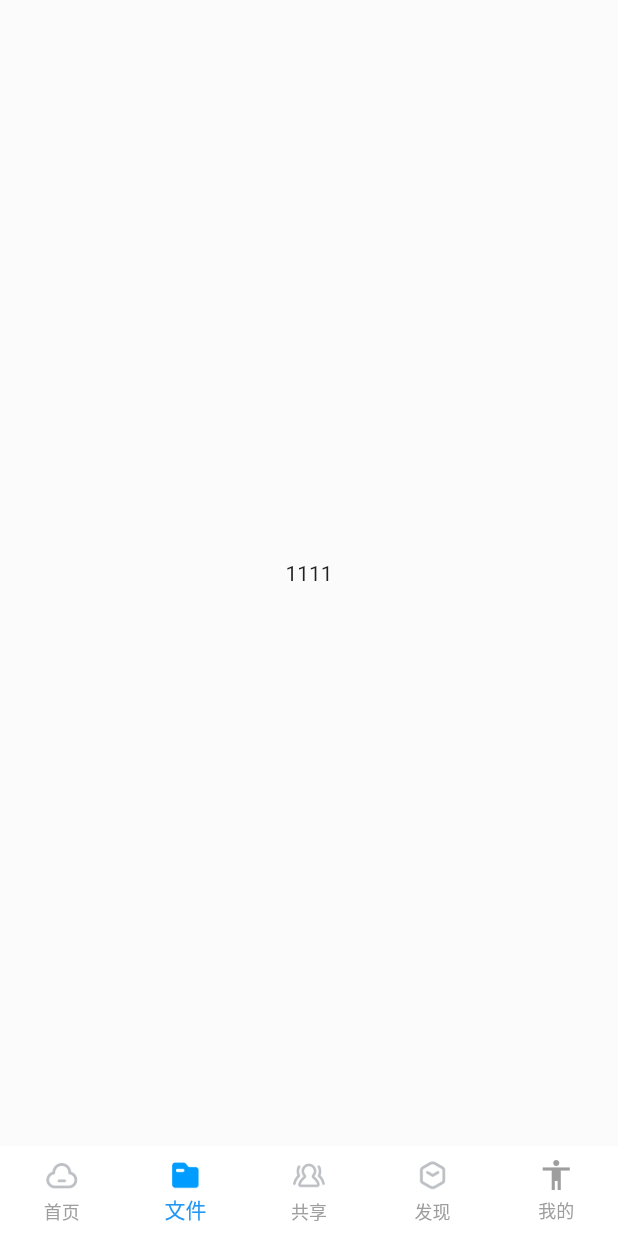
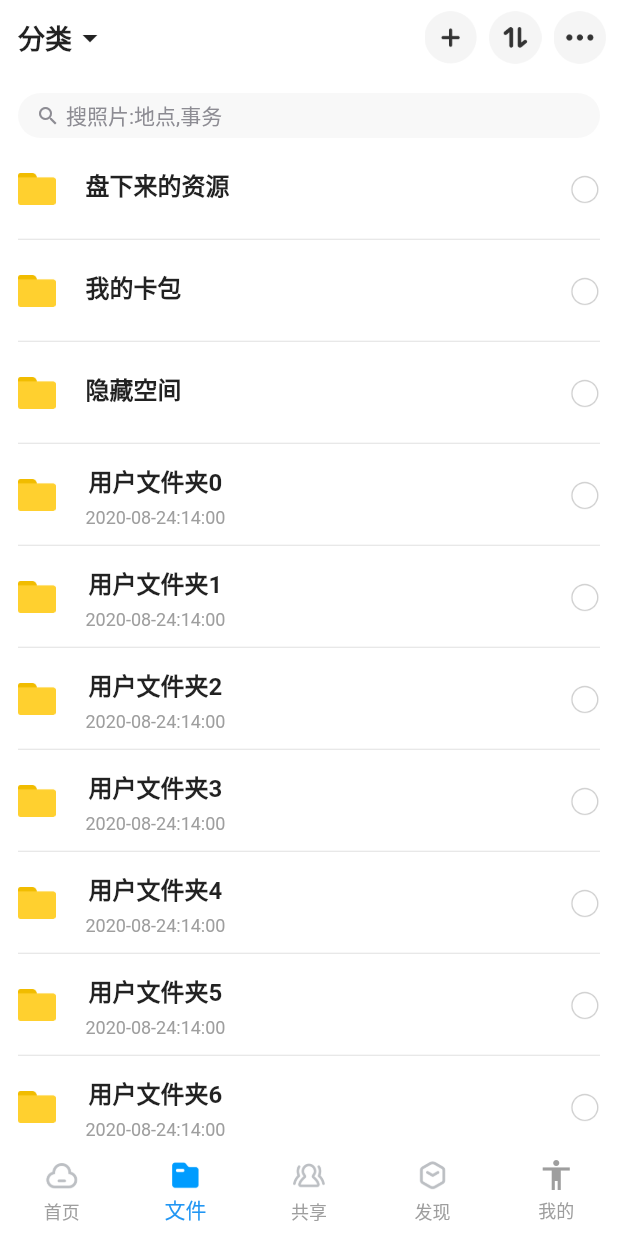
Before and after one commit to xiaxiayige/FlutterDemo, a Flutter app: the screen it shows after launch, item 2 of the bottom bar chosen, on a phone screen of 412 x 824 dp. Run offline on Flutter 3.47's test engine with Material 2 defaults, Android fonts, the phone set to English and light mode, and no system bars.

Commit message:
文件页面完成

```diff
--- a/flutter_pan_baidu/lib/bean/bean.dart
+++ b/flutter_pan_baidu/lib/bean/bean.dart
@@ -1,6 +1,15 @@
-class CardInfo{
+class CardInfo {
   String img;
   String title;
   String desc;
   CardInfo(this.img, this.title, this.desc);
 }
+
+class FileFolderBean {
+  String fileName; //文件名
+  bool isSystem;
+  String updateTime; //文件夹创建/更新时间
+  FileFolderBean({this.fileName, this.isSystem=false,this.updateTime=""}); //是否系统文件夹
+
+
+}
--- a/flutter_pan_baidu/lib/page/file_page.dart
+++ b/flutter_pan_baidu/lib/page/file_page.dart
@@ -1,15 +1,184 @@
-
 import 'package:flutter/material.dart';
-import 'package:flutterpanbaidu/costom_extension.dart';
+import 'package:flutterpanbaidu/bean/bean.dart';
+import 'package:flutterpanbaidu/generated/r.dart';
+import 'package:flutterpanbaidu/tools/common_widget.dart';
 
 /****
  * 文件
  */
-class FilePage extends StatelessWidget {
+class FilePage extends StatefulWidget {
+
+
+  @override
+  _FilePageState createState() => _FilePageState();
+}
+
+class _FilePageState extends State<FilePage> {
+
+  List<FileFolderBean> dataList = [
+    FileFolderBean(fileName: "盘下来的资源", isSystem: true),
+    FileFolderBean(fileName: "我的卡包", isSystem: true),
+    FileFolderBean(fileName: "隐藏空间", isSystem: true),
+  ];
+
+  @override
+  void initState() {
+    super.initState();
+    initData();
+  }
+
+  void initData() {
+    for (int i = 0; i < 10; i++) {
+      dataList.add(
+          FileFolderBean(fileName: "用户文件夹$i", updateTime: "2020-08-24:14:00"));
+    }
+  }
+
   @override
   Widget build(BuildContext context) {
+    return Column(
+      children: <Widget>[
+        _buildTitleBar(),
+        _buildBody(dataList)
+      ],
+    );
+  }
+
+  /***
+   * titlebar
+   */
+  Widget _buildTitleBar() {
     return Container(
-      child: Text("1111").center(),
+      height: 50,
+      color: Colors.white,
+      child: Row(
+        mainAxisAlignment: MainAxisAlignment.spaceBetween,
+        children: <Widget>[
+          Align(
+            child: Row(
+              children: <Widget>[
+                SizedBox(
+                  width: 12,
+                ),
+                TextIcon(
+                    text: Text("分类",
+                        style: TextStyle(
+                            fontSize: 18, fontWeight: FontWeight.bold)),
+                    icon: Icon(Icons.arrow_drop_down),
+                    icon_direction: TextIcon.TO_RIGHT)
+              ],
+            ),
+            alignment: Alignment.centerLeft,
+          ),
+          Align(
+            alignment: Alignment.centerRight,
+            child: Row(
+              children: <Widget>[
+                Image.asset(
+                  R.img_bg_dn_common_titlebar_btn_add,
+                  width: 35,
+                  height: 35,
+                ),
+                SizedBox(
+                  width: 8,
+                ),
+                Image.asset(
+                  R.img_bg_dn_common_titlebar_btn_transfer_small,
+                  width: 35,
+                  height: 35,
+                ),
+                SizedBox(
+                  width: 8,
+                ),
+                Image.asset(
+                  R.img_common_titlebar_icon_more,
+                  width: 35,
+                  height: 35,
+                ),
+                SizedBox(
+                  width: 8,
+                ),
+              ],
+            ),
+          )
+        ],
+      ),
+    );
+  }
+
+  /***
+   * 内容部分
+   */
+  Widget _buildBody(List<FileFolderBean> dataList) {
+    return Expanded(
+      child: DecoratedBox(
+        decoration: BoxDecoration(color: Colors.white),
+        child: ListView(
+          children: <Widget>[
+            SizedBox(height: 12,),
+          Container(
+            margin: EdgeInsets.only(left: 12,right: 12),
+            padding: EdgeInsets.only(left: 12,right: 12),
+            height: 30,
+            decoration: BoxDecoration(borderRadius: BorderRadius.circular(15),color:Color(0xffF8F8F8) ),
+            child: Row(
+              children: <Widget>[
+                Icon(Icons.search,size: 16,color: Color(0xff8D8C93),),
+                SizedBox(width: 4,),
+                Text("搜照片:地点,事务",style: TextStyle(fontSize: 14,color: Color(0xff8D8C93)),)
+              ],
+            ),
+          ),
+
+            for (var value in dataList)
+            _buildItem(value)
+          ],
+        ),
+      )
+    );
+  }
+
+  Widget _buildItem(FileFolderBean bean) {
+    return Container(
+      height: 68,
+      color: Colors.white,
+      child: Stack(
+        children: <Widget>[
+          Center(
+            child: Row(
+              mainAxisAlignment: MainAxisAlignment.center,
+              children: <Widget>[
+                SizedBox(width: 12,),
+                Image.asset(
+                  R.img_file_icon_list_folder,
+                  width: 25,height: 25,
+                ),
+                SizedBox(
+                  width: 20,
+                ),
+                Column(
+                  mainAxisAlignment: MainAxisAlignment.center,
+                  children: <Widget>[
+                    Text(bean.fileName,style: TextStyle(fontSize: 16,fontWeight: FontWeight.bold),),
+                    SizedBox(height: 6,),
+                    if(!bean.isSystem) Text(bean.updateTime,style: TextStyle(color: Colors.grey,fontSize: 12),)
+                  ],
+                ),
+                Expanded(child: Align(
+                    alignment: Alignment.centerRight,
+                    child: Padding(
+                        padding: EdgeInsets.only(right: 12),
+                        child: Image.asset(R.img_file_radio_button_un_checked,width: 20,height: 20,))))
+              ],
+            ),
+          ),
+          Align(
+              alignment: Alignment.bottomCenter,
+              child: Padding(
+                  padding: EdgeInsets.only(left: 12,right: 12),
+                  child: Divider(height: 1,color: Colors.grey.withAlpha(80),)))
+        ],
+      )
     );
   }
 }
--- a/flutter_pan_baidu/pubspec.yaml
+++ b/flutter_pan_baidu/pubspec.yaml
@@ -14,7 +14,7 @@ description: A new Flutter application.
 version: 1.0.0+1
 
 environment:
-  sdk: ">=2.1.0 <3.0.0"
+  sdk: ">=2.6.0 <3.0.0"
 
 dependencies:
   flutter:
@@ -42,6 +42,7 @@ flutter:
 
   # To add assets to your application, add an assets section, like this:
   assets:
+    - assets/img/file/
     - assets/img/find/
     - assets/img/share/
     - assets/service_yingge_icon_a.png
```
Also changed, not shown: flutter_pan_baidu/assets/img/common_titlebar_icon_more.png (added), flutter_pan_baidu/assets/img/file/icon_list_folder.png (added), flutter_pan_baidu/assets/img/file/radio_button_checked.png (added), flutter_pan_baidu/assets/img/file/radio_button_un_checked.png (added), flutter_pan_baidu/lib/generated/r.dart.
